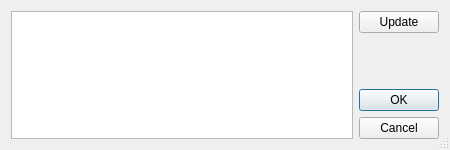
hibtc/madgui, file madgui/online/monitorwidget.ui: the form before one commit.
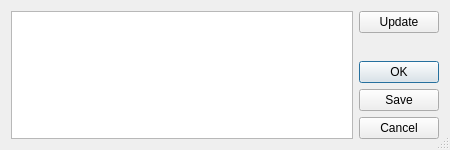
The form after the commit. Custom widgets are drawn as their Qt base class.

Commit message: Add simple data export for monitors

Diff of the .ui file:
```diff
--- a/madgui/online/monitorwidget.ui
+++ b/madgui/online/monitorwidget.ui
@@ -48,7 +48,7 @@
         <enum>Qt::Vertical</enum>
        </property>
        <property name="standardButtons">
-        <set>QDialogButtonBox::Cancel|QDialogButtonBox::Ok</set>
+        <set>QDialogButtonBox::Cancel|QDialogButtonBox::Ok|QDialogButtonBox::Save</set>
        </property>
       </widget>
      </item>
```
The commit also changes 1 other file.
